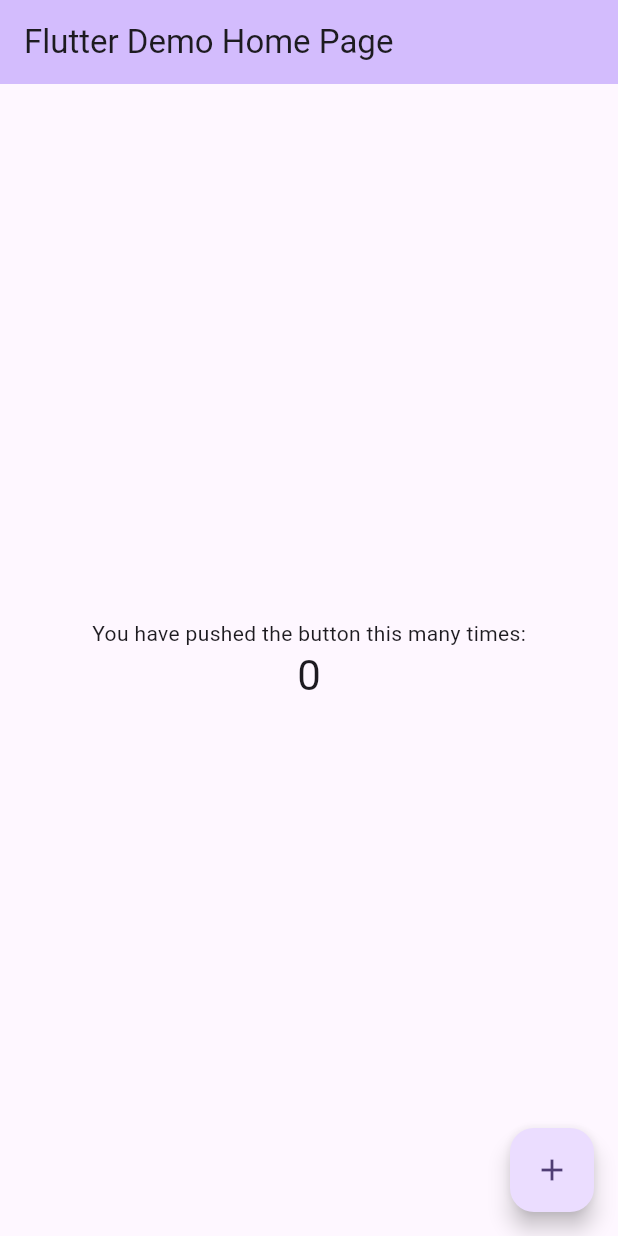
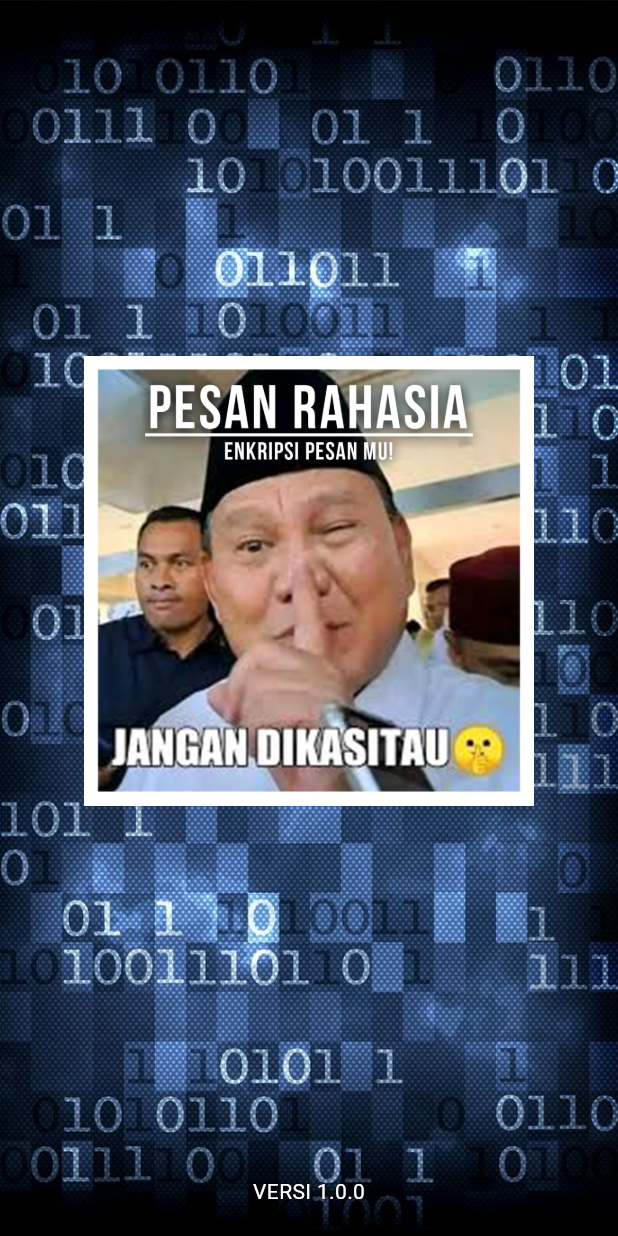
Before and after one commit to johan99999/Pesan-Rahasia-Enkripsi-Pesan-mu, a Flutter app: the screen it shows after launch, on a phone screen of 412 x 824 dp. Run offline on Flutter 3.47's test engine with Material 3 defaults, Android fonts, the phone set to English and light mode, and no system bars.

Commit message:
[ADD] Menambahkan splash screen

```diff
--- a/pesan_rahasia_enkripsi_pesan_mu/lib/main.dart
+++ b/pesan_rahasia_enkripsi_pesan_mu/lib/main.dart
@@ -1,122 +1,18 @@
 import 'package:flutter/material.dart';
+import 'screens/splash_screen.dart';
+//import 'screens/home_screen.dart';
+//import 'screens/enkripsi_screen.dart';
+//import 'screens/dekripsi_screen.dart';
 
 void main() {
-  runApp(const MyApp());
+  runApp(MaterialApp(
+    debugShowCheckedModeBanner: false,
+    initialRoute: '/',
+    routes: {
+      '/': (context) => SplashScreen(),
+      //'/home': (context) => HomeScreen(),
+      //'/enkripsi': (context) => EnkripsiScreen(),
+      //'/dekripsi': (context) => DekripsiScreen(),
+    },
+  ));
 }
-
-class MyApp extends StatelessWidget {
-  const MyApp({super.key});
-
-  // This widget is the root of your application.
-  @override
-  Widget build(BuildContext context) {
-    return MaterialApp(
-      title: 'Flutter Demo',
-      theme: ThemeData(
-        // This is the theme of your application.
-        //
-        // TRY THIS: Try running your application with "flutter run". You'll see
-        // the application has a purple toolbar. Then, without quitting the app,
-        // try changing the seedColor in the colorScheme below to Colors.green
-        // and then invoke "hot reload" (save your changes or press the "hot
-        // reload" button in a Flutter-supported IDE, or press "r" if you used
-        // the command line to start the app).
-        //
-        // Notice that the counter didn't reset back to zero; the application
-        // state is not lost during the reload. To reset the state, use hot
-        // restart instead.
-        //
-        // This works for code too, not just values: Most code changes can be
-        // tested with just a hot reload.
-        colorScheme: ColorScheme.fromSeed(seedColor: Colors.deepPurple),
-      ),
-      home: const MyHomePage(title: 'Flutter Demo Home Page'),
-    );
-  }
-}
-
-class MyHomePage extends StatefulWidget {
-  const MyHomePage({super.key, required this.title});
-
-  // This widget is the home page of your application. It is stateful, meaning
-  // that it has a State object (defined below) that contains fields that affect
-  // how it looks.
-
-  // This class is the configuration for the state. It holds the values (in this
-  // case the title) provided by the parent (in this case the App widget) and
-  // used by the build method of the State. Fields in a Widget subclass are
-  // always marked "final".
-
-  final String title;
-
-  @override
-  State<MyHomePage> createState() => _MyHomePageState();
-}
-
-class _MyHomePageState extends State<MyHomePage> {
-  int _counter = 0;
-
-  void _incrementCounter() {
-    setState(() {
-      // This call to setState tells the Flutter framework that something has
-      // changed in this State, which causes it to rerun the build method below
-      // so that the display can reflect the updated values. If we changed
-      // _counter without calling setState(), then the build method would not be
-      // called again, and so nothing would appear to happen.
-      _counter++;
-    });
-  }
-
-  @override
-  Widget build(BuildContext context) {
-    // This method is rerun every time setState is called, for instance as done
-    // by the _incrementCounter method above.
-    //
-    // The Flutter framework has been optimized to make rerunning build methods
-    // fast, so that you can just rebuild anything that needs updating rather
-    // than having to individually change instances of widgets.
-    return Scaffold(
-      appBar: AppBar(
-        // TRY THIS: Try changing the color here to a specific color (to
-        // Colors.amber, perhaps?) and trigger a hot reload to see the AppBar
-        // change color while the other colors stay the same.
-        backgroundColor: Theme.of(context).colorScheme.inversePrimary,
-        // Here we take the value from the MyHomePage object that was created by
-        // the App.build method, and use it to set our appbar title.
-        title: Text(widget.title),
-      ),
-      body: Center(
-        // Center is a layout widget. It takes a single child and positions it
-        // in the middle of the parent.
-        child: Column(
-          // Column is also a layout widget. It takes a list of children and
-          // arranges them vertically. By default, it sizes itself to fit its
-          // children horizontally, and tries to be as tall as its parent.
-          //
-          // Column has various properties to control how it sizes itself and
-          // how it positions its children. Here we use mainAxisAlignment to
-          // center the children vertically; the main axis here is the vertical
-          // axis because Columns are vertical (the cross axis would be
-          // horizontal).
-          //
-          // TRY THIS: Invoke "debug painting" (choose the "Toggle Debug Paint"
-          // action in the IDE, or press "p" in the console), to see the
-          // wireframe for each widget.
-          mainAxisAlignment: MainAxisAlignment.center,
-          children: <Widget>[
-            const Text('You have pushed the button this many times:'),
-            Text(
-              '$_counter',
-              style: Theme.of(context).textTheme.headlineMedium,
-            ),
-          ],
-        ),
-      ),
-      floatingActionButton: FloatingActionButton(
-        onPressed: _incrementCounter,
-        tooltip: 'Increment',
-        child: const Icon(Icons.add),
-      ), // This trailing comma makes auto-formatting nicer for build methods.
-    );
-  }
-}
--- /dev/null
+++ b/pesan_rahasia_enkripsi_pesan_mu/lib/screens/splash_screen.dart
@@ -0,0 +1,50 @@
+import 'package:flutter/material.dart';
+
+class SplashScreen extends StatelessWidget {
+  @override
+  Widget build(BuildContext context) {
+    return Scaffold(
+      body: Container(
+        decoration: BoxDecoration(
+          image: DecorationImage(
+            image: AssetImage('assets/images/download.jpg'),
+            fit: BoxFit.cover,
+          ),
+        ),
+        child: Column(
+          mainAxisAlignment: MainAxisAlignment.center,
+          children: [
+            Spacer(), // Dorong ke tengah
+            Center(
+              child: Image.asset(
+                'assets/images/logo.jpg',
+                width: 300,
+                height: 300,
+                fit: BoxFit.contain,
+              ),
+            ),
+            SizedBox(height: 10),
+            Spacer(), // Dorong sisa ke bawah
+            Padding(
+              padding: const EdgeInsets.only(bottom: 20),
+              child: Text(
+                'VERSI 1.0.0',
+                style: TextStyle(
+                  fontSize: 14,
+                  color: Colors.white,
+                  shadows: [
+                    Shadow(
+                      blurRadius: 4.0,
+                      color: Colors.black,
+                      offset: Offset(1, 1),
+                    ),
+                  ],
+                ),
+              ),
+            ),
+          ],
+        ),
+      ),
+    );
+  }
+}
--- a/pesan_rahasia_enkripsi_pesan_mu/pubspec.yaml
+++ b/pesan_rahasia_enkripsi_pesan_mu/pubspec.yaml
@@ -87,3 +87,5 @@ flutter:
   #
   # For details regarding fonts from package dependencies,
   # see https://flutter.dev/to/font-from-package
+  assets:
+    - assets/images/
```
Also changed, not shown: pesan_rahasia_enkripsi_pesan_mu/assets/images/download.jpg (added), pesan_rahasia_enkripsi_pesan_mu/assets/images/logo.jpg (added), pesan_rahasia_enkripsi_pesan_mu/lib/models/matrix.dart (added), pesan_rahasia_enkripsi_pesan_mu/lib/screens/dekripsi_screen.dart (added), pesan_rahasia_enkripsi_pesan_mu/lib/screens/enkripsi_screen.dart (added), pesan_rahasia_enkripsi_pesan_mu/lib/screens/home_screen.dart (added), pesan_rahasia_enkripsi_pesan_mu/lib/utils/encryption.dart (added), pesan_rahasia_enkripsi_pesan_mu/lib/widgets/matrix_input.dart (added).
